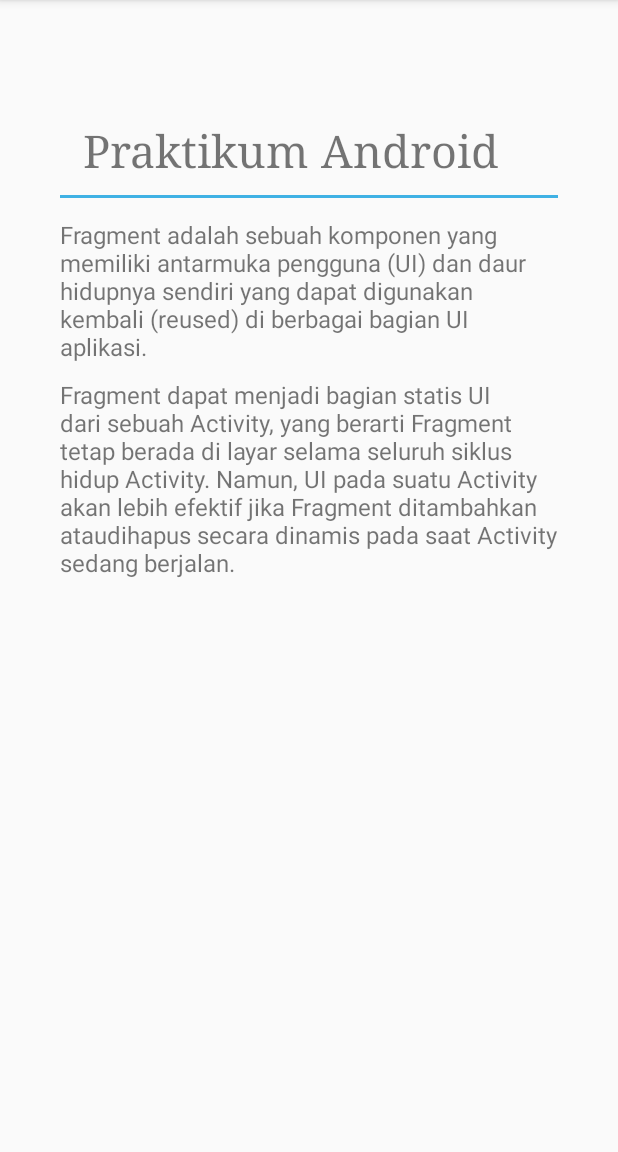
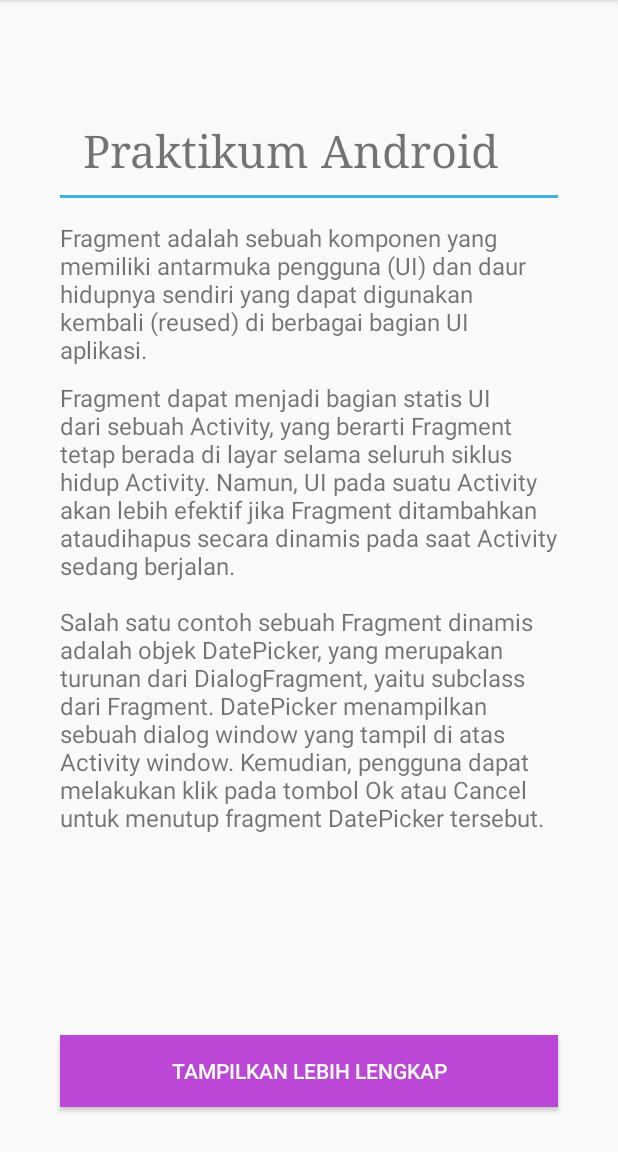
Before and after one commit to MNRosyad/TugasPertemuan2-Fragment, an Android app: the screen it shows after launch (MainActivity), on a phone screen of 412 x 824 dp, the part 84-1236 px from its top. Run offline under Robolectric (Android 15) with nearby library versions, the phone set to English and light mode, and no system bars.

Commit message:
sangat dinamis

```diff
--- /dev/null
+++ b/app/src/main/java/com/pertemuan2/fragment/DynamicFragment.java
@@ -0,0 +1,23 @@
+package com.pertemuan2.fragment;
+
+import android.os.Bundle;
+
+import androidx.fragment.app.Fragment;
+
+import android.view.LayoutInflater;
+import android.view.View;
+import android.view.ViewGroup;
+
+public class DynamicFragment extends Fragment {
+
+    public DynamicFragment() {
+        // Required empty public constructor
+    }
+
+    @Override
+    public View onCreateView(LayoutInflater inflater, ViewGroup container,
+                             Bundle savedInstanceState) {
+        // Inflate the layout for this fragment
+        return inflater.inflate(R.layout.fragment_dynamic, container, false);
+    }
+}
--- a/app/src/main/java/com/pertemuan2/fragment/MainActivity.java
+++ b/app/src/main/java/com/pertemuan2/fragment/MainActivity.java
@@ -1,14 +1,53 @@
 package com.pertemuan2.fragment;
 
 import androidx.appcompat.app.AppCompatActivity;
+import androidx.fragment.app.FragmentManager;
+import androidx.fragment.app.FragmentTransaction;
 
 import android.os.Bundle;
+import android.view.View;
+import android.widget.Button;
 
 public class MainActivity extends AppCompatActivity {
+    private Button btnMoar;
+    private boolean isDisplayed = true;
 
     @Override
     protected void onCreate(Bundle savedInstanceState) {
         super.onCreate(savedInstanceState);
         setContentView(R.layout.activity_main);
+
+        btnMoar = findViewById(R.id.btn_readMoar);
+        btnMoar.setOnClickListener(view -> {
+            if (isDisplayed) {
+                displayFragment();
+            }
+            else {
+                closeFragment();
+            }
+        });
+    }
+
+    private void displayFragment() {
+        FragmentManager fragmentManager = getSupportFragmentManager();
+        DynamicFragment dynamicFragment = new DynamicFragment();
+        FragmentTransaction fragmentTransaction = fragmentManager.beginTransaction();
+
+        fragmentTransaction.replace(R.id.isian_frame2, dynamicFragment).addToBackStack(null).commit();
+        isDisplayed = false;
+        btnMoar.setText(R.string.button2);
+    }
+
+    private void closeFragment() {
+        FragmentManager fragmentManager = getSupportFragmentManager();
+        DynamicFragment dynamicFragment = (DynamicFragment) fragmentManager.findFragmentById(R.id.isian_frame2);
+
+        if (dynamicFragment != null) {
+            FragmentTransaction fragmentTransaction = fragmentManager.beginTransaction();
+            fragmentTransaction.remove(dynamicFragment).commit();
+        }
+
+        btnMoar.setText(R.string.button1);
+        isDisplayed = true;
     }
 }
--- a/app/src/main/res/layout/activity_main.xml
+++ b/app/src/main/res/layout/activity_main.xml
@@ -37,8 +37,33 @@
         android:layout_height="wrap_content"
         android:layout_marginTop="15dp"
         android:layout_marginHorizontal="40dp"
-        app:layout_constraintTop_toTopOf="@id/blankLine"
+        app:layout_constraintTop_toBottomOf="@id/blankLine"
         app:layout_constraintStart_toStartOf="parent"
         app:layout_constraintEnd_toEndOf="parent" />
 
+    <androidx.fragment.app.FragmentContainerView
+        android:name="com.pertemuan2.fragment.DynamicFragment"
+        android:layout_width="match_parent"
+        android:layout_height="wrap_content"
+        android:id="@+id/isian_frame2"
+        android:layout_marginTop="15dp"
+        tools:layout="@layout/fragment_dynamic"
+        android:layout_marginHorizontal="40dp"
+        app:layout_constraintTop_toBottomOf="@id/isian_frame"
+        app:layout_constraintStart_toStartOf="parent"
+        app:layout_constraintEnd_toEndOf="parent" />
+
+    <Button
+        android:id="@+id/btn_readMoar"
+        style="@style/regularButton"
+        android:layout_width="match_parent"
+        android:layout_height="wrap_content"
+        android:layout_marginHorizontal="40dp"
+        android:layout_marginBottom="30dp"
+        android:text="@string/button1"
+        app:layout_constraintBottom_toBottomOf="parent"
+        app:layout_constraintEnd_toEndOf="parent"
+        app:layout_constraintStart_toStartOf="parent"
+        tools:ignore="VisualLintButtonSize,TextContrastCheck" />
+
 </androidx.constraintlayout.widget.ConstraintLayout>
--- /dev/null
+++ b/app/src/main/res/layout/fragment_dynamic.xml
@@ -0,0 +1,16 @@
+<?xml version="1.0" encoding="utf-8"?>
+<LinearLayout xmlns:android="http://schemas.android.com/apk/res/android"
+    xmlns:tools="http://schemas.android.com/tools"
+    android:layout_width="wrap_content"
+    android:layout_height="wrap_content"
+    android:orientation="vertical"
+    tools:context=".DynamicFragment">
+
+    <TextView
+        android:layout_width="wrap_content"
+        android:layout_height="wrap_content"
+        android:text="@string/text3"
+        android:textAlignment="textStart"
+        android:textSize="16sp" />
+
+</LinearLayout>
--- a/app/src/main/res/values-night/themes.xml
+++ b/app/src/main/res/values-night/themes.xml
@@ -13,4 +13,9 @@
         <item name="android:statusBarColor">?attr/colorPrimaryVariant</item>
         <!-- Customize your theme here. -->
     </style>
+
+    <style name="regularButton">
+        <item name="android:background">@color/themeThree</item>
+        <item name="android:textColor">@color/white</item>
+    </style>
 </resources>
--- a/app/src/main/res/values/strings.xml
+++ b/app/src/main/res/values/strings.xml
@@ -2,7 +2,11 @@
     <string name="app_name">Pertemuan2 - Fragment</string>
 
     <string name="textTitle">Praktikum Android</string>
+    <string name="button1">Tampilkan lebih lengkap</string>
+    <string name="button2">Sembunyikan</string>
     <string name="hello_blank_fragment">Hello blank fragment</string>
+
     <string name="text1">Fragment adalah sebuah komponen yang memiliki antarmuka pengguna (UI) dan daur hidupnya sendiri yang dapat digunakan kembali (reused) di berbagai bagian UI aplikasi.</string>
     <string name="text2">Fragment dapat menjadi bagian statis UI dari sebuah Activity, yang berarti Fragment tetap berada di layar selama seluruh siklus hidup Activity. Namun, UI pada suatu Activity akan lebih efektif jika Fragment ditambahkan ataudihapus secara dinamis pada saat Activity sedang berjalan.</string>
+    <string name="text3">Salah satu contoh sebuah Fragment dinamis adalah objek DatePicker, yang merupakan turunan dari DialogFragment, yaitu subclass dari Fragment. DatePicker menampilkan sebuah dialog window yang tampil di atas Activity window. Kemudian, pengguna dapat melakukan klik pada tombol Ok atau Cancel untuk menutup fragment DatePicker tersebut.</string>
 </resources>
--- a/app/src/main/res/values/themes.xml
+++ b/app/src/main/res/values/themes.xml
@@ -13,4 +13,9 @@
         <item name="android:statusBarColor">?attr/colorPrimaryVariant</item>
         <!-- Customize your theme here. -->
     </style>
+
+    <style name="regularButton">
+        <item name="android:background">@color/themeThree</item>
+        <item name="android:textColor">@color/white</item>
+    </style>
 </resources>
```
